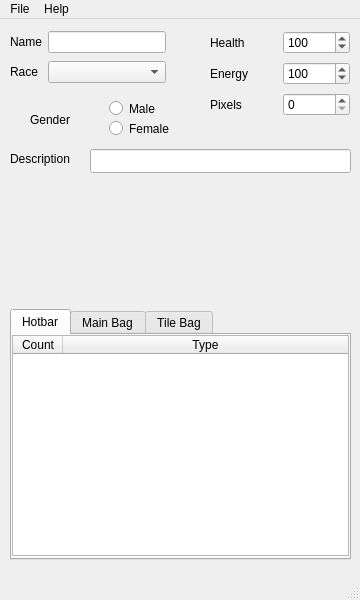
wizzomafizzo/starcheat, file starcheat/MainWindow.ui: the form before one commit.
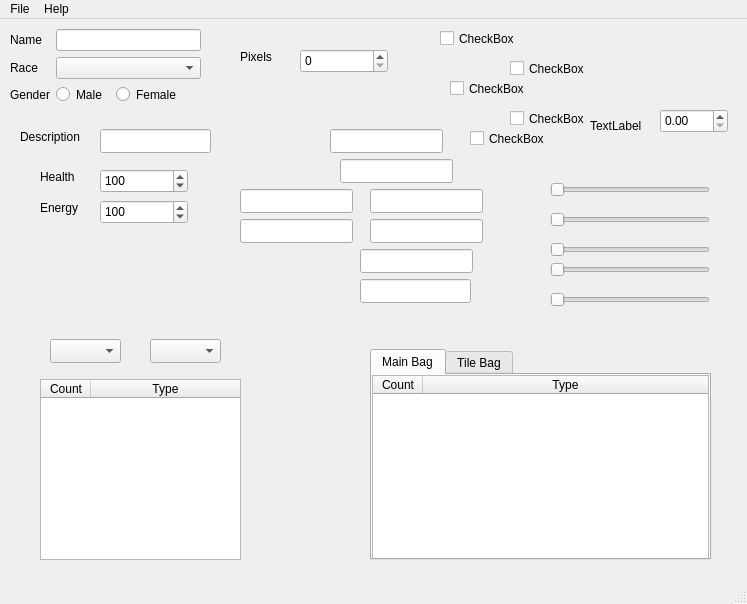
The form after the commit.

The edit to the form file:
```diff
--- a/starcheat/MainWindow.ui
+++ b/starcheat/MainWindow.ui
@@ -6,8 +6,8 @@
    <rect>
     <x>0</x>
     <y>0</y>
-    <width>360</width>
-    <height>600</height>
+    <width>747</width>
+    <height>604</height>
    </rect>
   </property>
   <property name="sizePolicy">
@@ -16,71 +16,115 @@
     <verstretch>0</verstretch>
    </sizepolicy>
   </property>
-  <property name="minimumSize">
-   <size>
-    <width>360</width>
-    <height>600</height>
-   </size>
-  </property>
-  <property name="maximumSize">
-   <size>
-    <width>360</width>
-    <height>600</height>
-   </size>
-  </property>
   <property name="windowTitle">
    <string>MainWindow</string>
   </property>
   <widget class="QWidget" name="centralwidget">
+   <widget class="QSpinBox" name="health">
+    <property name="geometry">
+     <rect>
+      <x>100</x>
+      <y>150</y>
+      <width>88</width>
+      <height>24</height>
+     </rect>
+    </property>
+    <property name="maximum">
+     <number>9999999</number>
+    </property>
+    <property name="singleStep">
+     <number>100</number>
+    </property>
+    <property name="value">
+     <number>100</number>
+    </property>
+   </widget>
+   <widget class="QSpinBox" name="energy">
+    <property name="geometry">
+     <rect>
+      <x>100</x>
+      <y>181</y>
+      <width>88</width>
+      <height>24</height>
+     </rect>
+    </property>
+    <property name="maximum">
+     <number>9999999</number>
+    </property>
+    <property name="singleStep">
+     <number>100</number>
+    </property>
+    <property name="value">
+     <number>100</number>
+    </property>
+   </widget>
+   <widget class="QSpinBox" name="pixels">
+    <property name="geometry">
+     <rect>
+      <x>300</x>
+      <y>30</y>
+      <width>88</width>
+      <height>24</height>
+     </rect>
+    </property>
+    <property name="maximum">
+     <number>9999999</number>
+    </property>
+    <property name="singleStep">
+     <number>100</number>
+    </property>
+   </widget>
+   <widget class="QLabel" name="health_label">
+    <property name="geometry">
+     <rect>
+      <x>40</x>
+      <y>150</y>
+      <width>41</width>
+      <height>16</height>
+     </rect>
+    </property>
+    <property name="text">
+     <string>Health</string>
+    </property>
+   </widget>
+   <widget class="QLabel" name="energy_label">
+    <property name="geometry">
+     <rect>
+      <x>40</x>
+      <y>181</y>
+      <width>44</width>
+      <height>16</height>
+     </rect>
+    </property>
+    <property name="text">
+     <string>Energy</string>
+    </property>
+   </widget>
+   <widget class="QLabel" name="pixels_label">
+    <property name="geometry">
+     <rect>
+      <x>240</x>
+      <y>30</y>
+      <width>35</width>
+      <height>16</height>
+     </rect>
+    </property>
+    <property name="text">
+     <string>Pixels</string>
+    </property>
+   </widget>
    <widget class="QTabWidget" name="inv_tabs">
     <property name="geometry">
      <rect>
-      <x>10</x>
-      <y>290</y>
+      <x>370</x>
+      <y>330</y>
       <width>341</width>
-      <height>251</height>
+      <height>211</height>
      </rect>
     </property>
     <property name="currentIndex">
      <number>0</number>
     </property>
-    <widget class="QWidget" name="tab">
-     <attribute name="title">
-      <string>Hotbar</string>
-     </attribute>
-     <widget class="QTableWidget" name="action_bar">
-      <property name="geometry">
-       <rect>
-        <x>0</x>
-        <y>0</y>
-        <width>337</width>
-        <height>221</height>
-       </rect>
-      </property>
-      <attribute name="horizontalHeaderDefaultSectionSize">
-       <number>50</number>
-      </attribute>
-      <attribute name="horizontalHeaderMinimumSectionSize">
-       <number>50</number>
-      </attribute>
-      <attribute name="horizontalHeaderStretchLastSection">
-       <bool>true</bool>
-      </attribute>
-      <attribute name="verticalHeaderVisible">
-       <bool>false</bool>
-      </attribute>
-      <column>
-       <property name="text">
-        <string>Count</string>
-       </property>
-      </column>
-      <column>
-       <property name="text">
-        <string>Type</string>
-       </property>
-      </column>
-     </widget>
-    </widget>
     <widget class="QWidget" name="tab_2">
      <attribute name="title">
       <string>Main Bag</string>
@@ -165,149 +209,77 @@
      </widget>
     </widget>
    </widget>
-   <widget class="QLabel" name="desc_label">
+   <widget class="QCheckBox" name="checkBox">
+    <property name="geometry">
+     <rect>
+      <x>440</x>
+      <y>10</y>
+      <width>88</width>
+      <height>19</height>
+     </rect>
+    </property>
+    <property name="text">
+     <string>CheckBox</string>
+    </property>
+   </widget>
+   <widget class="QCheckBox" name="checkBox_2">
+    <property name="geometry">
+     <rect>
+      <x>450</x>
+      <y>60</y>
+      <width>88</width>
+      <height>19</height>
+     </rect>
+    </property>
+    <property name="text">
+     <string>CheckBox</string>
+    </property>
+   </widget>
+   <widget class="QWidget" name="formLayoutWidget">
     <property name="geometry">
      <rect>
       <x>10</x>
-      <y>130</y>
-      <width>71</width>
-      <height>20</height>
-     </rect>
-    </property>
-    <property name="text">
-     <string>Description</string>
-    </property>
-   </widget>
-   <widget class="QLineEdit" name="desc">
-    <property name="geometry">
-     <rect>
-      <x>90</x>
-      <y>130</y>
-      <width>261</width>
-      <height>24</height>
-     </rect>
-    </property>
-   </widget>
-   <widget class="QWidget" name="">
-    <property name="geometry">
-     <rect>
-      <x>210</x>
       <y>10</y>
-      <width>140</width>
+      <width>191</width>
       <height>91</height>
      </rect>
     </property>
-    <layout class="QGridLayout" name="gridLayout">
-     <item row="1" column="1">
-      <widget class="QSpinBox" name="energy">
-       <property name="maximum">
-        <number>9999999</number>
-       </property>
-       <property name="singleStep">
-        <number>100</number>
-       </property>
-       <property name="value">
-        <number>100</number>
-       </property>
-      </widget>
-     </item>
+    <layout class="QFormLayout" name="formLayout">
      <item row="2" column="0">
-      <widget class="QLabel" name="pixels_label">
-       <property name="text">
-        <string>Pixels</string>
-       </property>
-      </widget>
-     </item>
-     <item row="2" column="1">
-      <widget class="QSpinBox" name="pixels">
-       <property name="maximum">
-        <number>9999999</number>
-       </property>
-       <property name="singleStep">
-        <number>100</number>
-       </property>
-      </widget>
-     </item>
-     <item row="0" column="0">
-      <widget class="QLabel" name="health_label">
-       <property name="text">
-        <string>Health</string>
-       </property>
-      </widget>
-     </item>
-     <item row="0" column="1">
-      <widget class="QSpinBox" name="health">
-       <property name="maximum">
-        <number>9999999</number>
-       </property>
-       <property name="singleStep">
-        <number>100</number>
-       </property>
-       <property name="value">
-        <number>100</number>
-       </property>
-      </widget>
-     </item>
-     <item row="1" column="0">
-      <widget class="QLabel" name="energy_label">
-       <property name="text">
-        <string>Energy</string>
-       </property>
-      </widget>
-     </item>
-    </layout>
-   </widget>
-   <widget class="QWidget" name="">
-    <property name="geometry">
-     <rect>
-      <x>10</x>
-      <y>10</y>
-      <width>156</width>
-      <height>56</height>
-     </rect>
-    </property>
-    <layout class="QGridLayout" name="gridLayout_2">
-     <item row="0" column="0">
-      <widget class="QLabel" name="name_label">
-       <property name="text">
-        <string>Name</string>
-       </property>
-      </widget>
-     </item>
-     <item row="1" column="1">
-      <widget class="QComboBox" name="race"/>
-     </item>
-     <item row="1" column="0">
       <widget class="QLabel" name="race_label">
        <property name="text">
         <string>Race</string>
        </property>
       </widget>
      </item>
-     <item row="0" column="1">
-      <widget class="QLineEdit" name="name"/>
+     <item row="2" column="1">
+      <widget class="QComboBox" name="race"/>
      </item>
-    </layout>
-   </widget>
-   <widget class="QWidget" name="">
-    <property name="geometry">
-     <rect>
-      <x>30</x>
-      <y>80</y>
-      <width>151</width>
-      <height>41</height>
-     </rect>
-    </property>
-    <layout class="QGridLayout" name="gridLayout_3">
-     <item row="0" column="0">
+     <item row="3" column="0">
       <widget class="QLabel" name="gender_label">
        <property name="text">
         <string>Gender</string>
        </property>
       </widget>
      </item>
-     <item row="0" column="1">
+     <item row="1" column="0">
+      <widget class="QLabel" name="name_label">
+       <property name="text">
+        <string>Name</string>
+       </property>
+      </widget>
+     </item>
+     <item row="1" column="1">
+      <widget class="QLineEdit" name="name"/>
+     </item>
+     <item row="3" column="1">
       <widget class="QWidget" name="widget" native="true">
+       <property name="minimumSize">
+        <size>
+         <width>0</width>
+         <height>20</height>
+        </size>
+       </property>
        <widget class="QRadioButton" name="male">
         <property name="geometry">
          <rect>
@@ -324,8 +296,8 @@
        <widget class="QRadioButton" name="female">
         <property name="geometry">
          <rect>
-          <x>0</x>
-          <y>20</y>
+          <x>60</x>
+          <y>0</y>
           <width>72</width>
           <height>19</height>
          </rect>
@@ -338,13 +310,329 @@
      </item>
     </layout>
    </widget>
+   <widget class="QLabel" name="label">
+    <property name="geometry">
+     <rect>
+      <x>590</x>
+      <y>100</y>
+      <width>57</width>
+      <height>14</height>
+     </rect>
+    </property>
+    <property name="text">
+     <string>TextLabel</string>
+    </property>
+   </widget>
+   <widget class="QDoubleSpinBox" name="doubleSpinBox">
+    <property name="geometry">
+     <rect>
+      <x>660</x>
+      <y>90</y>
+      <width>68</width>
+      <height>24</height>
+     </rect>
+    </property>
+   </widget>
+   <widget class="QCheckBox" name="checkBox_3">
+    <property name="geometry">
+     <rect>
+      <x>510</x>
+      <y>40</y>
+      <width>88</width>
+      <height>19</height>
+     </rect>
+    </property>
+    <property name="text">
+     <string>CheckBox</string>
+    </property>
+   </widget>
+   <widget class="QCheckBox" name="checkBox_4">
+    <property name="geometry">
+     <rect>
+      <x>510</x>
+      <y>90</y>
+      <width>88</width>
+      <height>19</height>
+     </rect>
+    </property>
+    <property name="text">
+     <string>CheckBox</string>
+    </property>
+   </widget>
+   <widget class="QSlider" name="horizontalSlider">
+    <property name="geometry">
+     <rect>
+      <x>550</x>
+      <y>190</y>
+      <width>160</width>
+      <height>21</height>
+     </rect>
+    </property>
+    <property name="orientation">
+     <enum>Qt::Horizontal</enum>
+    </property>
+   </widget>
+   <widget class="QSlider" name="horizontalSlider_2">
+    <property name="geometry">
+     <rect>
+      <x>550</x>
+      <y>220</y>
+      <width>160</width>
+      <height>21</height>
+     </rect>
+    </property>
+    <property name="orientation">
+     <enum>Qt::Horizontal</enum>
+    </property>
+   </widget>
+   <widget class="QSlider" name="horizontalSlider_3">
+    <property name="geometry">
+     <rect>
+      <x>550</x>
+      <y>240</y>
+      <width>160</width>
+      <height>21</height>
+     </rect>
+    </property>
+    <property name="orientation">
+     <enum>Qt::Horizontal</enum>
+    </property>
+   </widget>
+   <widget class="QSlider" name="horizontalSlider_4">
+    <property name="geometry">
+     <rect>
+      <x>550</x>
+      <y>270</y>
+      <width>160</width>
+      <height>21</height>
+     </rect>
+    </property>
+    <property name="orientation">
+     <enum>Qt::Horizontal</enum>
+    </property>
+   </widget>
+   <widget class="QSlider" name="horizontalSlider_5">
+    <property name="geometry">
+     <rect>
+      <x>550</x>
+      <y>160</y>
+      <width>160</width>
+      <height>21</height>
+     </rect>
+    </property>
+    <property name="orientation">
+     <enum>Qt::Horizontal</enum>
+    </property>
+   </widget>
+   <widget class="QCheckBox" name="checkBox_5">
+    <property name="geometry">
+     <rect>
+      <x>470</x>
+      <y>110</y>
+      <width>88</width>
+      <height>19</height>
+     </rect>
+    </property>
+    <property name="text">
+     <string>CheckBox</string>
+    </property>
+   </widget>
+   <widget class="QTableWidget" name="action_bar">
+    <property name="geometry">
+     <rect>
+      <x>40</x>
+      <y>360</y>
+      <width>201</width>
+      <height>181</height>
+     </rect>
+    </property>
+    <attribute name="horizontalHeaderDefaultSectionSize">
+     <number>50</number>
+    </attribute>
+    <attribute name="horizontalHeaderMinimumSectionSize">
+     <number>50</number>
+    </attribute>
+    <attribute name="horizontalHeaderStretchLastSection">
+     <bool>true</bool>
+    </attribute>
+    <attribute name="verticalHeaderVisible">
+     <bool>false</bool>
+    </attribute>
+    <column>
+     <property name="text">
+      <string>Count</string>
+     </property>
+    </column>
+    <column>
+     <property name="text">
+      <string>Type</string>
+     </property>
+    </column>
+   </widget>
+   <widget class="QComboBox" name="comboBox">
+    <property name="geometry">
+     <rect>
+      <x>50</x>
+      <y>320</y>
+      <width>71</width>
+      <height>24</height>
+     </rect>
+    </property>
+   </widget>
+   <widget class="QComboBox" name="comboBox_2">
+    <property name="geometry">
+     <rect>
+      <x>150</x>
+      <y>320</y>
+      <width>71</width>
+      <height>24</height>
+     </rect>
+    </property>
+   </widget>
+   <widget class="QLineEdit" name="lineEdit">
+    <property name="geometry">
+     <rect>
+      <x>370</x>
+      <y>170</y>
+      <width>113</width>
+      <height>24</height>
+     </rect>
+    </property>
+   </widget>
+   <widget class="QLineEdit" name="lineEdit_2">
+    <property name="geometry">
+     <rect>
+      <x>360</x>
+      <y>230</y>
+      <width>113</width>
+      <height>24</height>
+     </rect>
+    </property>
+   </widget>
+   <widget class="QLineEdit" name="lineEdit_3">
+    <property name="geometry">
+     <rect>
+      <x>370</x>
+      <y>200</y>
+      <width>113</width>
+      <height>24</height>
+     </rect>
+    </property>
+   </widget>
+   <widget class="QLineEdit" name="lineEdit_4">
+    <property name="geometry">
+     <rect>
+      <x>360</x>
+      <y>260</y>
+      <width>111</width>
+      <height>24</height>
+     </rect>
+    </property>
+   </widget>
+   <widget class="QLineEdit" name="lineEdit_5">
+    <property name="geometry">
+     <rect>
+      <x>330</x>
+      <y>110</y>
+      <width>113</width>
+      <height>24</height>
+     </rect>
+    </property>
+   </widget>
+   <widget class="QLineEdit" name="lineEdit_6">
+    <property name="geometry">
+     <rect>
+      <x>340</x>
+      <y>140</y>
+      <width>113</width>
+      <height>24</height>
+     </rect>
+    </property>
+   </widget>
+   <widget class="QLineEdit" name="lineEdit_7">
+    <property name="geometry">
+     <rect>
+      <x>240</x>
+      <y>170</y>
+      <width>113</width>
+      <height>24</height>
+     </rect>
+    </property>
+   </widget>
+   <widget class="QLineEdit" name="lineEdit_8">
+    <property name="geometry">
+     <rect>
+      <x>240</x>
+      <y>200</y>
+      <width>113</width>
+      <height>24</height>
+     </rect>
+    </property>
+   </widget>
+   <widget class="QLabel" name="desc_label">
+    <property name="geometry">
+     <rect>
+      <x>20</x>
+      <y>110</y>
+      <width>71</width>
+      <height>16</height>
+     </rect>
+    </property>
+    <property name="text">
+     <string>Description</string>
+    </property>
+   </widget>
+   <widget class="QLineEdit" name="desc">
+    <property name="geometry">
+     <rect>
+      <x>100</x>
+      <y>110</y>
+      <width>111</width>
+      <height>24</height>
+     </rect>
+    </property>
+   </widget>
+   <zorder>health</zorder>
+   <zorder>energy</zorder>
+   <zorder>pixels</zorder>
+   <zorder>health_label</zorder>
+   <zorder>energy_label</zorder>
+   <zorder>pixels_label</zorder>
+   <zorder>inv_tabs</zorder>
+   <zorder>checkBox</zorder>
+   <zorder>checkBox_2</zorder>
+   <zorder>formLayoutWidget</zorder>
+   <zorder>female</zorder>
+   <zorder>formLayoutWidget_2</zorder>
+   <zorder>label</zorder>
+   <zorder>doubleSpinBox</zorder>
+   <zorder>checkBox_3</zorder>
+   <zorder>checkBox_4</zorder>
+   <zorder>horizontalSlider</zorder>
+   <zorder>horizontalSlider_2</zorder>
+   <zorder>horizontalSlider_3</zorder>
+   <zorder>horizontalSlider_4</zorder>
+   <zorder>horizontalSlider_5</zorder>
+   <zorder>checkBox_5</zorder>
+   <zorder>action_bar</zorder>
+   <zorder>comboBox</zorder>
+   <zorder>comboBox_2</zorder>
+   <zorder>lineEdit</zorder>
+   <zorder>lineEdit_2</zorder>
+   <zorder>lineEdit_3</zorder>
+   <zorder>lineEdit_4</zorder>
+   <zorder>lineEdit_5</zorder>
+   <zorder>lineEdit_6</zorder>
+   <zorder>lineEdit_7</zorder>
+   <zorder>lineEdit_8</zorder>
+   <zorder>tableWidget</zorder>
   </widget>
   <widget class="QMenuBar" name="menubar">
    <property name="geometry">
     <rect>
      <x>0</x>
      <y>0</y>
-     <width>360</width>
+     <width>747</width>
      <height>24</height>
     </rect>
    </property>
```
